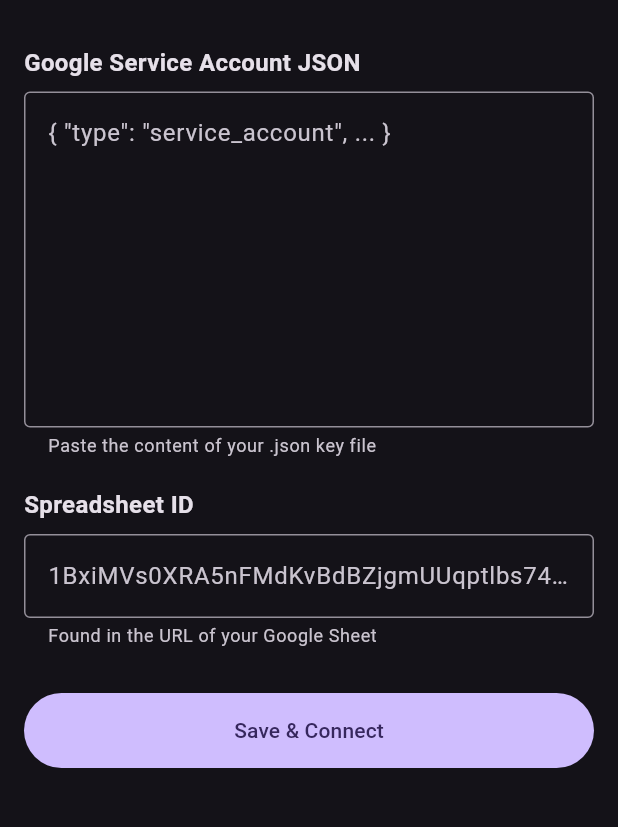
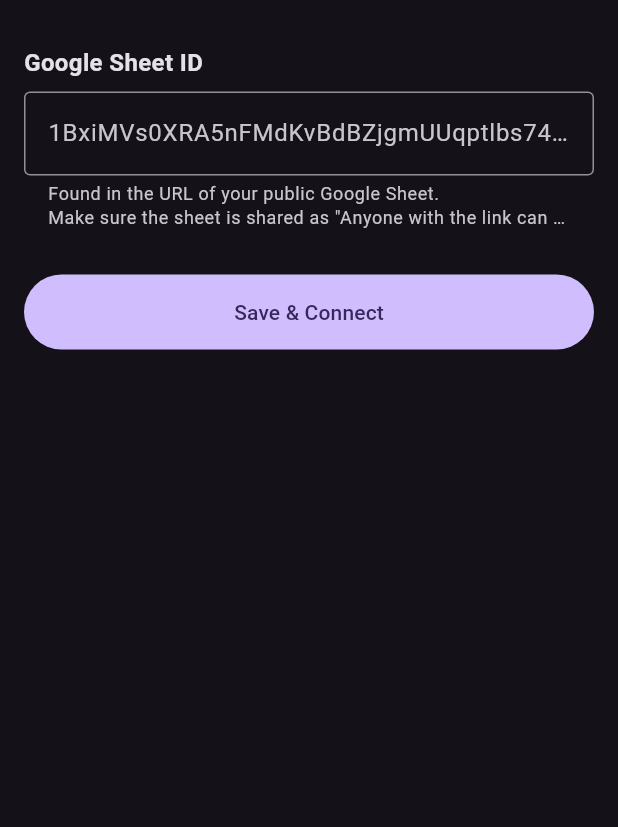
Before and after one commit to eyalmagnus/Lalyword, a Flutter app: the SettingsScreen screen opened directly, on a phone screen of 412 x 824 dp, the part 63-890 px from its top. Run offline on Flutter 3.47's test engine with Material 3 defaults, Android fonts, the phone set to English and light mode, and no system bars; our stand-ins replace audioplayers, flutter_riverpod, shared_preferences; missing offline and left inert: gsheets, translator; accounts and stored records are empty.

Commit message:
feat: Integrate Google Sheets API for public access, remove service account JSON requirement, and update settings screen accordingly.

```diff
--- a/lalyword/lib/config/constants.dart
+++ b/lalyword/lib/config/constants.dart
@@ -5,6 +5,9 @@
   // Merriam-Webster Learner's Dictionary API key (hard-coded)
   static const String merriamWebsterApiKey = '9889d0a7-7134-422d-a084-89e0d918a363';
 
+  // Google Sheets API key for public sheet access (hard-coded)
+  static const String googleSheetsApiKey = 'AIzaSyC4siAHBjXV9LFzXfwxD2Bp1RKJq_IIqGk';
+
   static const String sheetCredentialsKey = 'sheet_credentials';
   static const String sheetIdKey = 'sheet_id';
   static const String lastListKey = 'last_list';
--- a/lalyword/lib/screens/settings_screen.dart
+++ b/lalyword/lib/screens/settings_screen.dart
@@ -11,20 +11,17 @@
 
 class _SettingsScreenState extends ConsumerState<SettingsScreen> {
   final _formKey = GlobalKey<FormState>();
-  late TextEditingController _jsonController;
   late TextEditingController _sheetIdController;
 
   @override
   void initState() {
     super.initState();
     final settings = ref.read(settingsProvider);
-    _jsonController = TextEditingController(text: settings.credentialsJson);
     _sheetIdController = TextEditingController(text: settings.sheetId);
   }
 
   @override
   void dispose() {
-    _jsonController.dispose();
     _sheetIdController.dispose();
     super.dispose();
   }
@@ -32,7 +29,6 @@
   Future<void> _save() async {
     if (_formKey.currentState!.validate()) {
       await ref.read(settingsProvider.notifier).saveSettings(
-        credentialsJson: _jsonController.text.trim(),
         sheetId: _sheetIdController.text.trim(),
       );
 
@@ -58,32 +54,7 @@
             crossAxisAlignment: CrossAxisAlignment.start,
             children: [
               const Text(
-                'Google Service Account JSON',
-                style: TextStyle(fontSize: 16, fontWeight: FontWeight.bold),
-              ),
-              const SizedBox(height: 8),
-              TextFormField(
-                controller: _jsonController,
-                maxLines: 8,
-                decoration: const InputDecoration(
-                  border: OutlineInputBorder(),
-                  hintText: '{ "type": "service_account", ... }',
-                  helperText: 'Paste the content of your .json key file',
-                ),
-                validator: (value) {
-                  if (value == null || value.isEmpty) {
-                    return 'Please enter JSON credentials';
-                  }
-                  if (!value.contains('"private_key"')) {
-                    return 'Invalid JSON format (missing private_key)';
-                  }
-                  return null;
-                },
-              ),
-              const SizedBox(height: 20),
-
-              const Text(
-                'Spreadsheet ID',
+                'Google Sheet ID',
                 style: TextStyle(fontSize: 16, fontWeight: FontWeight.bold),
               ),
               const SizedBox(height: 8),
@@ -92,7 +63,8 @@
                 decoration: const InputDecoration(
                   border: OutlineInputBorder(),
                   hintText: '1BxiMVs0XRA5nFMdKvBdBZjgmUUqptlbs74OgvE2upms',
-                  helperText: 'Found in the URL of your Google Sheet',
+                  helperText: 'Found in the URL of your public Google Sheet.\nMake sure the sheet is shared as "Anyone with the link can view".',
+                  helperMaxLines: 2,
                 ),
                 validator: (value) {
                   if (value == null || value.isEmpty) {
```
Also changed, not shown: lalyword/lib/config/fallback_data.dart (+1 -43 lines), lalyword/lib/providers/app_providers.dart (+3 -13 lines), lalyword/lib/services/sheet_service.dart (+157 -0 lines).
